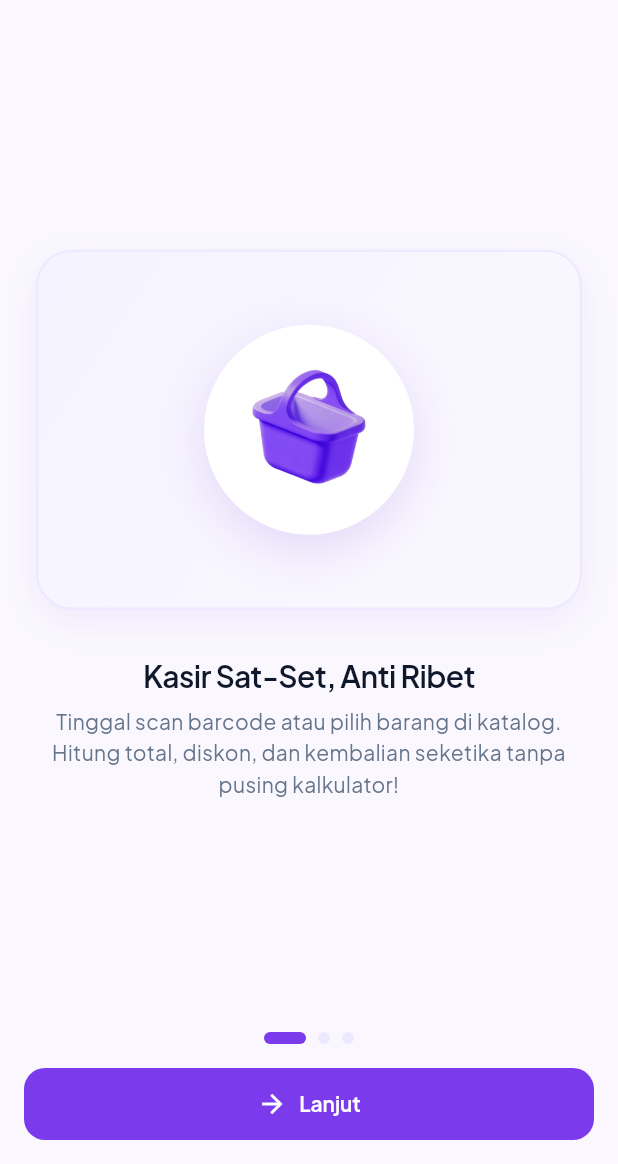
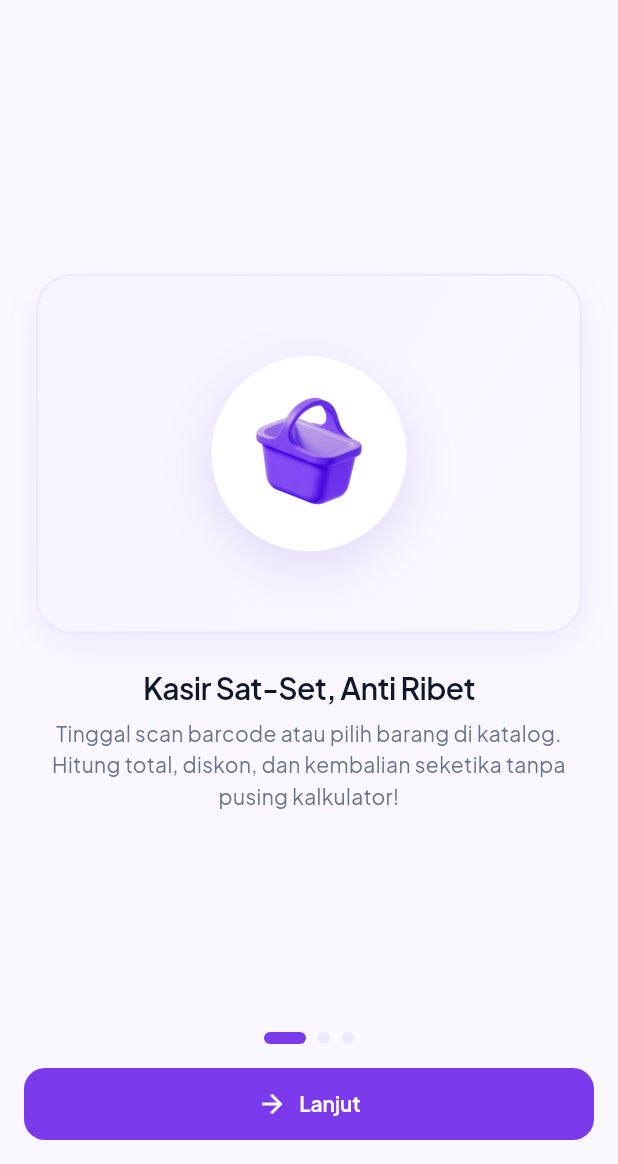
Before and after one commit to ZeaLIsHere/ryangunshop, a Flutter app: the OnboardingScreen screen opened by its route, on a phone screen of 412 x 824 dp, the part 72-1236 px from its top. Run offline on Flutter 3.47's test engine with Material 3 defaults, Android fonts, the phone set to English and light mode, and no system bars; our stand-ins replace drift; accounts and stored records are empty; generated files the repository leaves out were written again.

Commit message:
Perbaiki overflow RenderFlex pada layar onboarding
Bungkus ilustrasi dengan scroll adaptif dan batasi ukuran baris progres.

```diff
--- a/mobile/lib/features/onboarding/view/onboarding_screen.dart
+++ b/mobile/lib/features/onboarding/view/onboarding_screen.dart
@@ -142,17 +142,26 @@ class _OnboardingPageView extends StatelessWidget {
   @override
   Widget build(BuildContext context) {
     final theme = Theme.of(context);
-    return Padding(
+    return LayoutBuilder(
+      builder: (context, constraints) {
+        return SingleChildScrollView(
           padding: const EdgeInsets.symmetric(
             horizontal: AppSpacing.lg,
-        vertical: AppSpacing.md,
+            vertical: AppSpacing.sm,
           ),
+          child: ConstrainedBox(
+            constraints: BoxConstraints(minHeight: constraints.maxHeight),
+            child: IntrinsicHeight(
               child: Column(
                 mainAxisAlignment: MainAxisAlignment.center,
                 crossAxisAlignment: CrossAxisAlignment.stretch,
                 children: [
-          Container(
-            height: 240,
+                  ConstrainedBox(
+                    constraints: const BoxConstraints(
+                      maxHeight: 240,
+                      minHeight: 140,
+                    ),
+                    child: Container(
                       decoration: BoxDecoration(
                         gradient: const LinearGradient(
                           begin: Alignment.topLeft,
@@ -160,7 +169,10 @@ class _OnboardingPageView extends StatelessWidget {
                           colors: [Color(0xFFF5F3FF), Color(0xFFFAF8FE)],
                         ),
                         borderRadius: AppRadius.panelBorder,
-              border: Border.all(color: AppColors.primaryLight, width: 1.5),
+                        border: Border.all(
+                          color: AppColors.primaryLight,
+                          width: 1.5,
+                        ),
                         boxShadow: [
                           BoxShadow(
                             color: AppColors.primary.withValues(alpha: 0.08),
@@ -171,15 +183,17 @@ class _OnboardingPageView extends StatelessWidget {
                       ),
                       child: Center(
                         child: Container(
-                width: 140,
-                height: 140,
+                          width: 130,
+                          height: 130,
                           padding: const EdgeInsets.all(AppSpacing.md),
                           decoration: BoxDecoration(
                             color: AppColors.surface,
                             shape: BoxShape.circle,
                             boxShadow: [
                               BoxShadow(
-                      color: AppColors.primaryDark.withValues(alpha: 0.14),
+                                color: AppColors.primaryDark.withValues(
+                                  alpha: 0.14,
+                                ),
                                 blurRadius: 28,
                                 offset: const Offset(0, 10),
                               ),
@@ -189,8 +203,8 @@ class _OnboardingPageView extends StatelessWidget {
                             child: page.assetPath != null
                                 ? Image.asset(
                                     page.assetPath!,
-                          width: 96,
-                          height: 96,
+                                    width: 90,
+                                    height: 90,
                                     fit: BoxFit.contain,
                                     errorBuilder: (_, _, _) => Icon(
                                       page.icon,
@@ -198,12 +212,17 @@ class _OnboardingPageView extends StatelessWidget {
                                       color: AppColors.primary,
                                     ),
                                   )
-                      : Icon(page.icon, size: 56, color: AppColors.primary),
+                                : Icon(
+                                    page.icon,
+                                    size: 56,
+                                    color: AppColors.primary,
                                   ),
                           ),
                         ),
                       ),
-          const SizedBox(height: AppSpacing.xl),
+                    ),
+                  ),
+                  const SizedBox(height: AppSpacing.lg),
                   Text(
                     page.title,
                     textAlign: TextAlign.center,
@@ -213,10 +232,16 @@ class _OnboardingPageView extends StatelessWidget {
                   Text(
                     page.description,
                     textAlign: TextAlign.center,
-            style: theme.textTheme.bodyMedium?.copyWith(color: AppColors.muted),
+                    style: theme.textTheme.bodyMedium?.copyWith(
+                      color: AppColors.muted,
+                    ),
                   ),
                 ],
               ),
+            ),
+          ),
+        );
+      },
     );
   }
 }
@@ -238,6 +263,7 @@ class _OnboardingProgress extends StatelessWidget {
     return Semantics(
       label: 'Halaman ${currentIndex + 1} dari $pageCount',
       child: Row(
+        mainAxisSize: MainAxisSize.min,
         mainAxisAlignment: MainAxisAlignment.center,
         children: [
           for (var index = 0; index < pageCount; index++)
```
Lines whose indentation alone changed are shown as unchanged.
